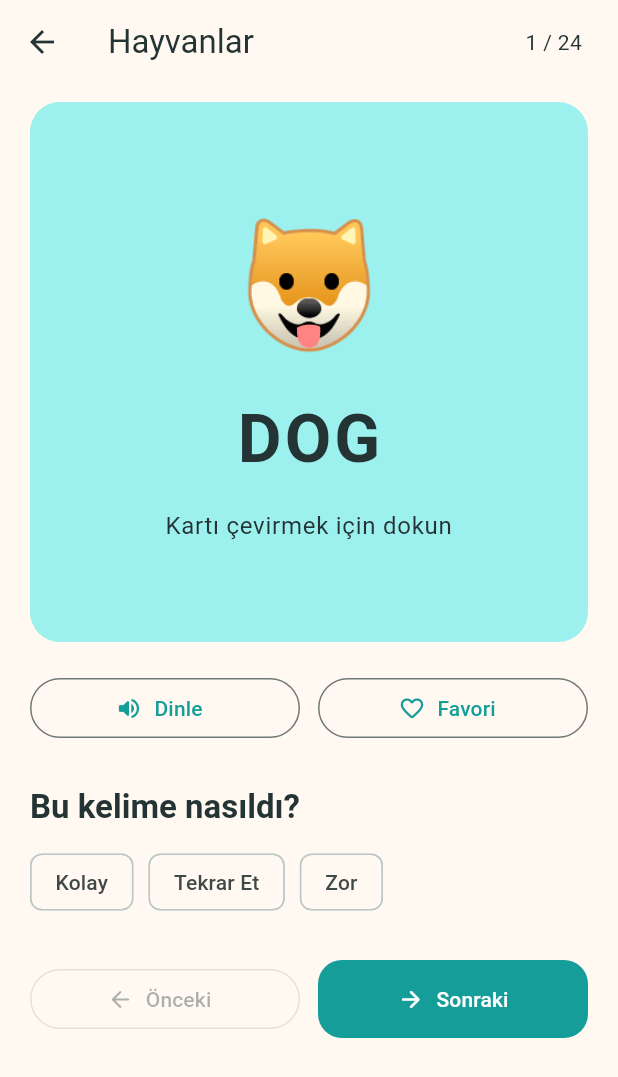
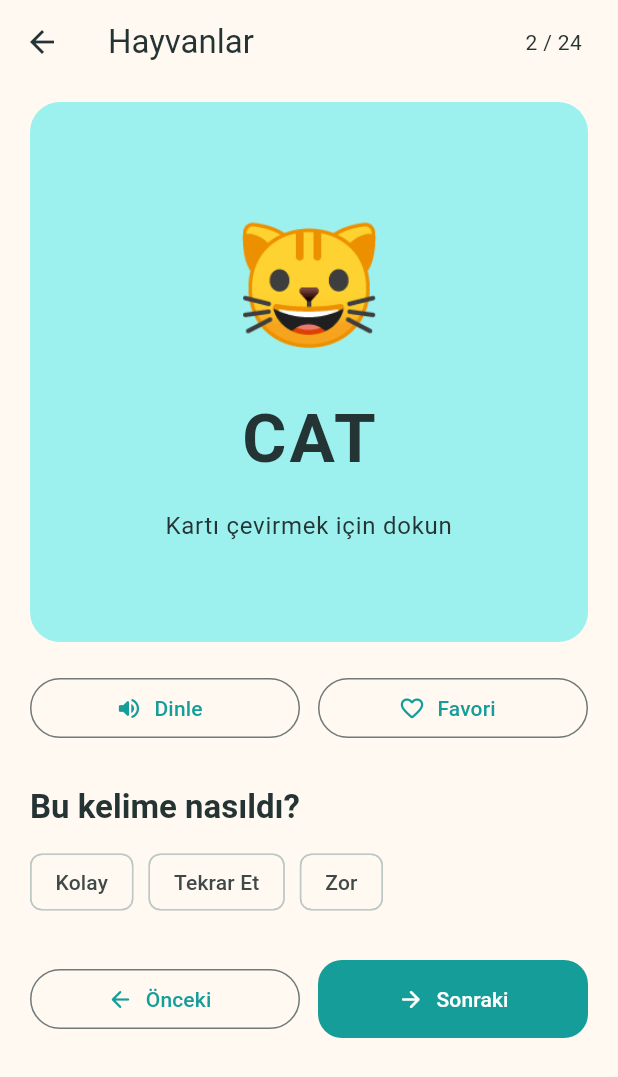
Before and after one commit to veles1010/kelimo, a Flutter app: the WordCardScreen screen opened directly, after a tap on "Sonraki", on a phone screen of 412 x 824 dp. Shown: the top 1077 px of the screen. Run offline on Flutter 3.47's test engine with Material 3 defaults, Android fonts, the phone set to English and light mode, and no system bars.

Commit message:
Add animal vocabulary data and Turkish text handling

```diff
--- /dev/null
+++ b/lib/data/animal_words.dart
@@ -0,0 +1,172 @@
+import 'package:kelimo/models/word.dart';
+
+const animalWords = <Word>[
+  Word(
+    english: 'Dog',
+    turkish: 'Köpek',
+    emoji: '🐶',
+    exampleSentence: 'The dog is sleeping.',
+    exampleTranslation: 'Köpek uyuyor.',
+  ),
+  Word(
+    english: 'Cat',
+    turkish: 'Kedi',
+    emoji: '🐱',
+    exampleSentence: 'The cat is on the chair.',
+    exampleTranslation: 'Kedi sandalyenin üzerinde.',
+  ),
+  Word(
+    english: 'Bird',
+    turkish: 'Kuş',
+    emoji: '🐦',
+    exampleSentence: 'The bird can fly.',
+    exampleTranslation: 'Kuş uçabilir.',
+  ),
+  Word(
+    english: 'Fish',
+    turkish: 'Balık',
+    emoji: '🐟',
+    exampleSentence: 'The fish swims in the water.',
+    exampleTranslation: 'Balık suda yüzer.',
+  ),
+  Word(
+    english: 'Horse',
+    turkish: 'At',
+    emoji: '🐴',
+    exampleSentence: 'The horse runs fast.',
+    exampleTranslation: 'At hızlı koşar.',
+  ),
+  Word(
+    english: 'Cow',
+    turkish: 'İnek',
+    emoji: '🐄',
+    exampleSentence: 'The cow eats grass.',
+    exampleTranslation: 'İnek ot yer.',
+  ),
+  Word(
+    english: 'Sheep',
+    turkish: 'Koyun',
+    emoji: '🐑',
+    exampleSentence: 'The sheep is white.',
+    exampleTranslation: 'Koyun beyazdır.',
+  ),
+  Word(
+    english: 'Goat',
+    turkish: 'Keçi',
+    emoji: '🐐',
+    exampleSentence: 'The goat is on the hill.',
+    exampleTranslation: 'Keçi tepededir.',
+  ),
+  Word(
+    english: 'Duck',
+    turkish: 'Ördek',
+    emoji: '🦆',
+    exampleSentence: 'The duck swims in the pond.',
+    exampleTranslation: 'Ördek gölette yüzer.',
+  ),
+  Word(
+    english: 'Chicken',
+    turkish: 'Tavuk',
+    emoji: '🐔',
+    exampleSentence: 'The chicken has two legs.',
+    exampleTranslation: 'Tavuğun iki bacağı vardır.',
+  ),
+  Word(
+    english: 'Rabbit',
+    turkish: 'Tavşan',
+    emoji: '🐰',
+    exampleSentence: 'The rabbit has long ears.',
+    exampleTranslation: 'Tavşanın uzun kulakları vardır.',
+  ),
+  Word(
+    english: 'Mouse',
+    turkish: 'Fare',
+    emoji: '🐭',
+    exampleSentence: 'The mouse is very small.',
+    exampleTranslation: 'Fare çok küçüktür.',
+  ),
+  Word(
+    english: 'Lion',
+    turkish: 'Aslan',
+    emoji: '🦁',
+    exampleSentence: 'The lion is strong.',
+    exampleTranslation: 'Aslan güçlüdür.',
+  ),
+  Word(
+    english: 'Tiger',
+    turkish: 'Kaplan',
+    emoji: '🐯',
+    exampleSentence: 'The tiger has orange fur.',
+    exampleTranslation: 'Kaplanın turuncu kürkü vardır.',
+  ),
+  Word(
+    english: 'Bear',
+    turkish: 'Ayı',
+    emoji: '🐻',
+    exampleSentence: 'The bear lives in the forest.',
+    exampleTranslation: 'Ayı ormanda yaşar.',
+  ),
+  Word(
+    english: 'Monkey',
+    turkish: 'Maymun',
+    emoji: '🐵',
+    exampleSentence: 'The monkey likes bananas.',
+    exampleTranslation: 'Maymun muzları sever.',
+  ),
+  Word(
+    english: 'Elephant',
+    turkish: 'Fil',
+    emoji: '🐘',
+    exampleSentence: 'The elephant is very big.',
+    exampleTranslation: 'Fil çok büyüktür.',
+  ),
+  Word(
+    english: 'Giraffe',
+    turkish: 'Zürafa',
+    emoji: '🦒',
+    exampleSentence: 'The giraffe has a long neck.',
+    exampleTranslation: 'Zürafanın uzun bir boynu vardır.',
+  ),
+  Word(
+    english: 'Zebra',
+    turkish: 'Zebra',
+    emoji: '🦓',
+    exampleSentence: 'The zebra has black stripes.',
+    exampleTranslation: 'Zebranın siyah çizgileri vardır.',
+  ),
+  Word(
+    english: 'Fox',
+    turkish: 'Tilki',
+    emoji: '🦊',
+    exampleSentence: 'The fox has a red tail.',
+    exampleTranslation: 'Tilkinin kızıl bir kuyruğu vardır.',
+  ),
+  Word(
+    english: 'Wolf',
+    turkish: 'Kurt',
+    emoji: '🐺',
+    exampleSentence: 'The wolf howls at night.',
+    exampleTranslation: 'Kurt gece ulur.',
+  ),
+  Word(
+    english: 'Frog',
+    turkish: 'Kurbağa',
+    emoji: '🐸',
+    exampleSentence: 'The frog jumps high.',
+    exampleTranslation: 'Kurbağa yükseğe zıplar.',
+  ),
+  Word(
+    english: 'Turtle',
+    turkish: 'Kaplumbağa',
+    emoji: '🐢',
+    exampleSentence: 'The turtle walks slowly.',
+    exampleTranslation: 'Kaplumbağa yavaş yürür.',
+  ),
+  Word(
+    english: 'Bee',
+    turkish: 'Arı',
+    emoji: '🐝',
+    exampleSentence: 'The bee makes honey.',
+    exampleTranslation: 'Arı bal yapar.',
+  ),
+];
--- /dev/null
+++ b/lib/models/word.dart
@@ -0,0 +1,15 @@
+class Word {
+  const Word({
+    required this.english,
+    required this.turkish,
+    required this.emoji,
+    required this.exampleSentence,
+    required this.exampleTranslation,
+  });
+
+  final String english;
+  final String turkish;
+  final String emoji;
+  final String exampleSentence;
+  final String exampleTranslation;
+}
--- a/lib/screens/word_card_screen.dart
+++ b/lib/screens/word_card_screen.dart
@@ -1,6 +1,9 @@
 import 'dart:math' as math;
 
 import 'package:flutter/material.dart';
+import 'package:kelimo/data/animal_words.dart';
+import 'package:kelimo/models/word.dart';
+import 'package:kelimo/utils/turkish_case.dart';
 
 class WordCardScreen extends StatefulWidget {
   const WordCardScreen({super.key});
@@ -13,6 +16,7 @@ class _WordCardScreenState extends State<WordCardScreen>
     with SingleTickerProviderStateMixin {
   late final AnimationController _flipController;
   late final Animation<double> _flipAnimation;
+  int _currentIndex = 0;
   String? _selectedDifficulty;
 
   @override
@@ -42,18 +46,27 @@ class _WordCardScreenState extends State<WordCardScreen>
     }
   }
 
+  void _showWord(int index) {
+    _flipController.reset();
+    setState(() => _currentIndex = index);
+  }
+
   @override
   Widget build(BuildContext context) {
+    final word = animalWords[_currentIndex];
+
     return Scaffold(
       appBar: AppBar(
         leading: const BackButton(),
         title: const Text('Hayvanlar'),
         backgroundColor: Colors.transparent,
         surfaceTintColor: Colors.transparent,
-        actions: const [
+        actions: [
           Padding(
-            padding: EdgeInsets.only(right: 24),
-            child: Center(child: Text('1 / 24')),
+            padding: const EdgeInsets.only(right: 24),
+            child: Center(
+              child: Text('${_currentIndex + 1} / ${animalWords.length}'),
+            ),
           ),
         ],
       ),
@@ -71,6 +84,7 @@ class _WordCardScreenState extends State<WordCardScreen>
                     _FlippableWordCard(
                       animation: _flipAnimation,
                       onTap: _flipCard,
+                      word: word,
                     ),
                     const SizedBox(height: 20),
                     const _VisualActions(),
@@ -82,7 +96,14 @@ class _WordCardScreenState extends State<WordCardScreen>
                       },
                     ),
                     const SizedBox(height: 28),
-                    const _WordNavigation(),
+                    _WordNavigation(
+                      onPrevious: _currentIndex == 0
+                          ? null
+                          : () => _showWord(_currentIndex - 1),
+                      onNext: _currentIndex == animalWords.length - 1
+                          ? null
+                          : () => _showWord(_currentIndex + 1),
+                    ),
                   ],
                 ),
               ),
@@ -95,10 +116,15 @@ class _WordCardScreenState extends State<WordCardScreen>
 }
 
 class _FlippableWordCard extends StatelessWidget {
-  const _FlippableWordCard({required this.animation, required this.onTap});
+  const _FlippableWordCard({
+    required this.animation,
+    required this.onTap,
+    required this.word,
+  });
 
   final Animation<double> animation;
   final VoidCallback onTap;
+  final Word word;
 
   @override
   Widget build(BuildContext context) {
@@ -125,9 +151,9 @@ class _FlippableWordCard extends StatelessWidget {
                     ? Transform(
                         alignment: Alignment.center,
                         transform: Matrix4.rotationY(math.pi),
-                        child: const _CardBack(),
+                        child: _CardBack(word: word),
                       )
-                    : const _CardFront(),
+                    : _CardFront(word: word),
               ),
             ),
           ),
@@ -138,7 +164,9 @@ class _FlippableWordCard extends StatelessWidget {
 }
 
 class _CardFront extends StatelessWidget {
-  const _CardFront();
+  const _CardFront({required this.word});
+
+  final Word word;
 
   @override
   Widget build(BuildContext context) {
@@ -149,10 +177,10 @@ class _CardFront extends StatelessWidget {
       child: Column(
         mainAxisAlignment: MainAxisAlignment.center,
         children: [
-          const Text('🐶', style: TextStyle(fontSize: 80)),
+          Text(word.emoji, style: const TextStyle(fontSize: 80)),
           const SizedBox(height: 20),
           Text(
-            'DOG',
+            word.english.toUpperCase(),
             style: textTheme.displayMedium?.copyWith(
               fontWeight: FontWeight.bold,
               letterSpacing: 2,
@@ -171,7 +199,9 @@ class _CardFront extends StatelessWidget {
 }
 
 class _CardBack extends StatelessWidget {
-  const _CardBack();
+  const _CardBack({required this.word});
+
+  final Word word;
 
   @override
   Widget build(BuildContext context) {
@@ -184,7 +214,7 @@ class _CardBack extends StatelessWidget {
         mainAxisAlignment: MainAxisAlignment.center,
         children: [
           Text(
-            'KÖPEK',
+            toTurkishUpperCase(word.turkish),
             textAlign: TextAlign.center,
             style: textTheme.displaySmall?.copyWith(
               color: colorScheme.primary,
@@ -194,13 +224,13 @@ class _CardBack extends StatelessWidget {
           ),
           const SizedBox(height: 28),
           Text(
-            'The dog is sleeping.',
+            word.exampleSentence,
             textAlign: TextAlign.center,
             style: textTheme.titleLarge?.copyWith(fontWeight: FontWeight.w600),
           ),
           const SizedBox(height: 8),
           Text(
-            'Köpek uyuyor.',
+            word.exampleTranslation,
             textAlign: TextAlign.center,
             style: textTheme.titleMedium,
           ),
@@ -276,7 +306,10 @@ class _DifficultySection extends StatelessWidget {
 }
 
 class _WordNavigation extends StatelessWidget {
-  const _WordNavigation();
+  const _WordNavigation({required this.onPrevious, required this.onNext});
+
+  final VoidCallback? onPrevious;
+  final VoidCallback? onNext;
 
   @override
   Widget build(BuildContext context) {
@@ -284,7 +317,7 @@ class _WordNavigation extends StatelessWidget {
       children: [
         Expanded(
           child: OutlinedButton.icon(
-            onPressed: null,
+            onPressed: onPrevious,
             icon: const Icon(Icons.arrow_back_rounded),
             label: const Text('Önceki'),
           ),
@@ -292,7 +325,7 @@ class _WordNavigation extends StatelessWidget {
         const SizedBox(width: 12),
         Expanded(
           child: FilledButton.icon(
-            onPressed: () {},
+            onPressed: onNext,
             icon: const Icon(Icons.arrow_forward_rounded),
             label: const Text('Sonraki'),
           ),
--- /dev/null
+++ b/lib/utils/turkish_case.dart
@@ -0,0 +1,45 @@
+const _turkishUppercaseLetters = <String, String>{
+  'a': 'A',
+  'b': 'B',
+  'c': 'C',
+  'ç': 'Ç',
+  'd': 'D',
+  'e': 'E',
+  'f': 'F',
+  'g': 'G',
+  'ğ': 'Ğ',
+  'h': 'H',
+  'ı': 'I',
+  'i': 'İ',
+  'j': 'J',
+  'k': 'K',
+  'l': 'L',
+  'm': 'M',
+  'n': 'N',
+  'o': 'O',
+  'ö': 'Ö',
+  'p': 'P',
+  'q': 'Q',
+  'r': 'R',
+  's': 'S',
+  'ş': 'Ş',
+  't': 'T',
+  'u': 'U',
+  'ü': 'Ü',
+  'v': 'V',
+  'w': 'W',
+  'x': 'X',
+  'y': 'Y',
+  'z': 'Z',
+};
+
+String toTurkishUpperCase(String value) {
+  final result = StringBuffer();
+
+  for (final codeUnit in value.codeUnits) {
+    final character = String.fromCharCode(codeUnit);
+    result.write(_turkishUppercaseLetters[character] ?? character);
+  }
+
+  return result.toString();
+}
```
Also changed, not shown: 1 other file.
